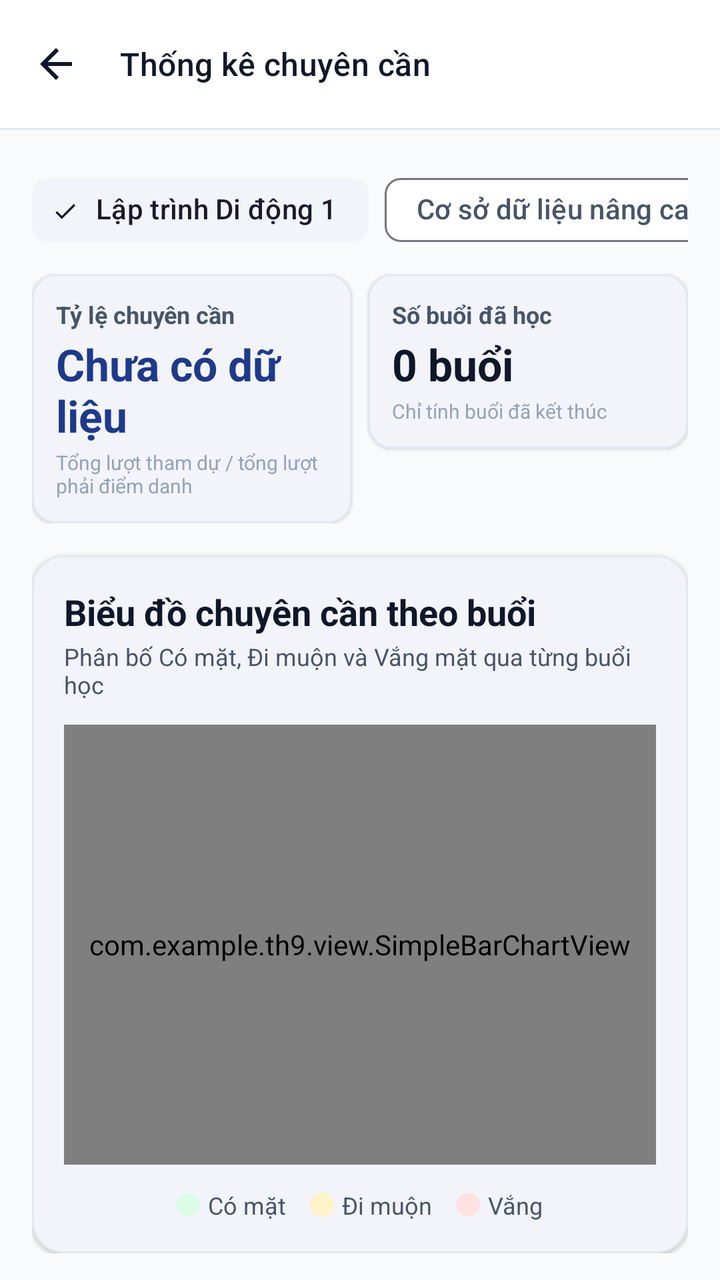
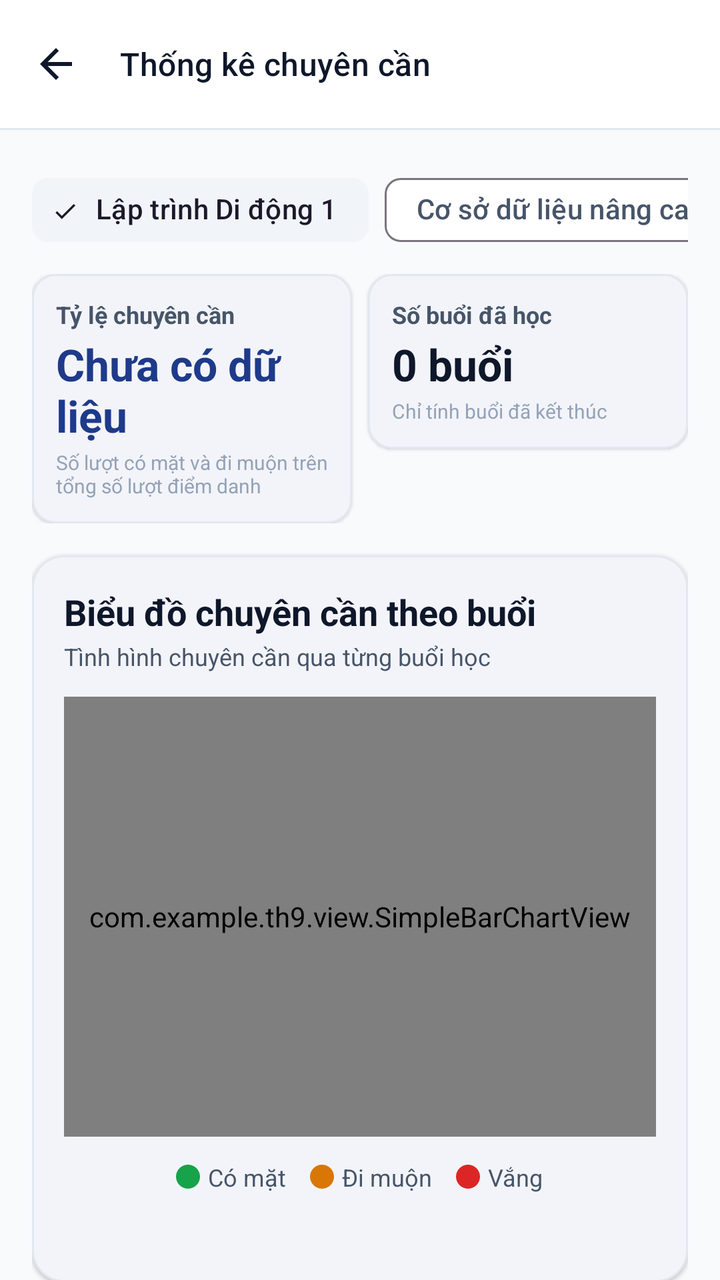

Screens rendered from an Android XML layout before and after an edit, with the pre-edit source and the edit as a unified diff.
<!-- AndroidManifest.xml: application theme Theme.TH9 -->
<!-- res/layout/activity_attendance_stats.xml -->
<?xml version="1.0" encoding="utf-8"?>
<androidx.coordinatorlayout.widget.CoordinatorLayout xmlns:android="http://schemas.android.com/apk/res/android"
    xmlns:app="http://schemas.android.com/apk/res-auto"
    xmlns:tools="http://schemas.android.com/tools"
    android:layout_width="match_parent"
    android:layout_height="match_parent"
    android:background="@color/background">

    <com.google.android.material.appbar.AppBarLayout
        android:layout_width="match_parent"
        android:layout_height="wrap_content"
        android:background="@color/surface"
        app:elevation="0dp">

        <com.google.android.material.appbar.MaterialToolbar
            android:id="@+id/toolbar_stats"
            android:layout_width="match_parent"
            android:layout_height="?attr/actionBarSize"
            app:navigationIcon="@drawable/ic_arrow_back"
            app:title="@string/stats_title"
            app:titleTextAppearance="@style/TextAppearance.Material3.TitleMedium"
            app:titleTextColor="@color/text_primary" />

        <View
            android:layout_width="match_parent"
            android:layout_height="1dp"
            android:background="@color/divider" />
    </com.google.android.material.appbar.AppBarLayout>

    <androidx.core.widget.NestedScrollView
        android:layout_width="match_parent"
        android:layout_height="match_parent"
        android:fillViewport="true"
        app:layout_behavior="@string/appbar_scrolling_view_behavior">

        <LinearLayout
            android:layout_width="match_parent"
            android:layout_height="wrap_content"
            android:orientation="vertical"
            android:padding="@dimen/spacing_lg">

            
            <HorizontalScrollView
                android:layout_width="match_parent"
                android:layout_height="wrap_content"
                android:scrollbars="none">

                <com.google.android.material.chip.ChipGroup
                    android:id="@+id/chip_group_stats_class"
                    android:layout_width="wrap_content"
                    android:layout_height="wrap_content"
                    app:singleSelection="true">

                    <com.google.android.material.chip.Chip
                        android:id="@+id/chip_stats_class1"
                        style="@style/Widget.Material3.Chip.Filter"
                        android:layout_width="wrap_content"
                        android:layout_height="wrap_content"
                        android:checked="true"
                        android:text="Lập trình Di động 1" />

                    <com.google.android.material.chip.Chip
                        android:id="@+id/chip_stats_class2"
                        style="@style/Widget.Material3.Chip.Filter"
                        android:layout_width="wrap_content"
                        android:layout_height="wrap_content"
                        android:text="Cơ sở dữ liệu nâng cao" />
                </com.google.android.material.chip.ChipGroup>
            </HorizontalScrollView>

            
            <LinearLayout
                android:layout_width="match_parent"
                android:layout_height="wrap_content"
                android:layout_marginTop="@dimen/spacing_sm"
                android:orientation="horizontal">

                <com.google.android.material.card.MaterialCardView
                    android:layout_width="0dp"
                    android:layout_height="wrap_content"
                    android:layout_marginEnd="@dimen/spacing_xs"
                    android:layout_weight="1"
                    app:cardCornerRadius="@dimen/corner_md"
                    app:cardElevation="1dp"
                    app:strokeColor="@color/divider"
                    app:strokeWidth="1dp">

                    <LinearLayout
                        android:layout_width="match_parent"
                        android:layout_height="wrap_content"
                        android:orientation="vertical"
                        android:padding="@dimen/spacing_md">

                        <TextView
                            android:layout_width="wrap_content"
                            android:layout_height="wrap_content"
                            android:text="Tỷ lệ chuyên cần"
                            android:textColor="@color/text_secondary"
                            android:textSize="@dimen/text_caption"
                            android:textStyle="bold" />

                        <TextView
                            android:id="@+id/tv_stats_avg_rate"
                            android:layout_width="wrap_content"
                            android:layout_height="wrap_content"
                            android:layout_marginTop="2dp"
                            android:text="Chưa có dữ liệu"
                            android:textColor="@color/primary"
                            android:textSize="22sp"
                            android:textStyle="bold" />

                        <TextView
                            android:layout_width="wrap_content"
                            android:layout_height="wrap_content"
                            android:layout_marginTop="2dp"
                            android:text="Tổng lượt tham dự / tổng lượt phải điểm danh"
                            android:textColor="@color/text_tertiary"
                            android:textSize="10sp" />
                    </LinearLayout>
                </com.google.android.material.card.MaterialCardView>

                <com.google.android.material.card.MaterialCardView
                    android:layout_width="0dp"
                    android:layout_height="wrap_content"
                    android:layout_marginStart="@dimen/spacing_xs"
                    android:layout_weight="1"
                    app:cardCornerRadius="@dimen/corner_md"
                    app:cardElevation="1dp"
                    app:strokeColor="@color/divider"
                    app:strokeWidth="1dp">

                    <LinearLayout
                        android:layout_width="match_parent"
                        android:layout_height="wrap_content"
                        android:orientation="vertical"
                        android:padding="@dimen/spacing_md">

                        <TextView
                            android:layout_width="wrap_content"
                            android:layout_height="wrap_content"
                            android:text="Số buổi đã học"
                            android:textColor="@color/text_secondary"
                            android:textSize="@dimen/text_caption"
                            android:textStyle="bold" />

                        <TextView
                            android:id="@+id/tv_stats_total_sessions"
                            android:layout_width="wrap_content"
                            android:layout_height="wrap_content"
                            android:layout_marginTop="2dp"
                            android:text="0 buổi"
                            android:textColor="@color/text_primary"
                            android:textSize="22sp"
                            android:textStyle="bold" />

                        <TextView
                            android:layout_width="wrap_content"
                            android:layout_height="wrap_content"
                            android:layout_marginTop="2dp"
                            android:text="Chỉ tính buổi đã kết thúc"
                            android:textColor="@color/text_tertiary"
                            android:textSize="10sp" />
                    </LinearLayout>
                </com.google.android.material.card.MaterialCardView>

            </LinearLayout>

            
            <com.google.android.material.card.MaterialCardView
                android:layout_width="match_parent"
                android:layout_height="wrap_content"
                android:layout_marginTop="@dimen/spacing_lg"
                app:cardCornerRadius="@dimen/corner_lg"
                app:cardElevation="1dp"
                app:strokeColor="@color/divider"
                app:strokeWidth="1dp">

                <LinearLayout
                    android:layout_width="match_parent"
                    android:layout_height="wrap_content"
                    android:orientation="vertical"
                    android:padding="@dimen/spacing_lg">

                    <TextView
                        android:layout_width="wrap_content"
                        android:layout_height="wrap_content"
                        android:text="@string/stats_chart_title"
                        android:textColor="@color/text_primary"
                        android:textSize="@dimen/text_title"
                        android:textStyle="bold" />

                    <TextView
                        android:layout_width="wrap_content"
                        android:layout_height="wrap_content"
                        android:layout_marginTop="2dp"
                        android:text="Phân bố Có mặt, Đi muộn và Vắng mặt qua từng buổi học"
                        android:textColor="@color/text_secondary"
                        android:textSize="@dimen/text_caption" />

                    
                    <com.example.th9.view.SimpleBarChartView
                        android:id="@+id/chart_view"
                        android:layout_width="match_parent"
                        android:layout_height="220dp"
                        android:layout_marginTop="@dimen/spacing_md" />

                    
                    <LinearLayout
                        android:layout_width="match_parent"
                        android:layout_height="wrap_content"
                        android:layout_marginTop="@dimen/spacing_md"
                        android:gravity="center"
                        android:orientation="horizontal">

                        
                        <View
                            android:layout_width="12dp"
                            android:layout_height="12dp"
                            android:background="@drawable/bg_badge_present" />

                        <TextView
                            android:layout_width="wrap_content"
                            android:layout_height="wrap_content"
                            android:layout_marginStart="4dp"
                            android:layout_marginEnd="@dimen/spacing_md"
                            android:text="Có mặt"
                            android:textColor="@color/text_secondary"
                            android:textSize="@dimen/text_caption" />

                        
                        <View
                            android:layout_width="12dp"
                            android:layout_height="12dp"
                            android:background="@drawable/bg_badge_late" />

                        <TextView
                            android:layout_width="wrap_content"
                            android:layout_height="wrap_content"
                            android:layout_marginStart="4dp"
                            android:layout_marginEnd="@dimen/spacing_md"
                            android:text="Đi muộn"
                            android:textColor="@color/text_secondary"
                            android:textSize="@dimen/text_caption" />

                        
                        <View
                            android:layout_width="12dp"
                            android:layout_height="12dp"
                            android:background="@drawable/bg_badge_absent" />

                        <TextView
                            android:layout_width="wrap_content"
                            android:layout_height="wrap_content"
                            android:layout_marginStart="4dp"
                            android:text="Vắng"
                            android:textColor="@color/text_secondary"
                            android:textSize="@dimen/text_caption" />
                    </LinearLayout>

                </LinearLayout>
            </com.google.android.material.card.MaterialCardView>

        </LinearLayout>
    </androidx.core.widget.NestedScrollView>

</androidx.coordinatorlayout.widget.CoordinatorLayout>
<!-- resources referenced by this layout -->
<resources>
  <color name="background">#F8FAFC</color>
  <color name="divider">#E2E8F0</color>
  <color name="primary">#1E3A8A</color>
  <color name="surface">#FFFFFF</color>
  <color name="text_primary">#0F172A</color>
  <color name="text_secondary">#475569</color>
  <color name="text_tertiary">#94A3B8</color>
  <dimen name="corner_lg">16dp</dimen>
  <dimen name="corner_md">12dp</dimen>
  <dimen name="spacing_lg">16dp</dimen>
  <dimen name="spacing_md">12dp</dimen>
  <dimen name="spacing_sm">8dp</dimen>
  <dimen name="spacing_xs">4dp</dimen>
  <dimen name="text_caption">12sp</dimen>
  <dimen name="text_title">18sp</dimen>
  <!-- drawable bg_badge_absent (drawable) -->
  <?xml version="1.0" encoding="utf-8"?>
  <shape xmlns:android="http://schemas.android.com/apk/res/android"
      android:shape="rectangle">
      <solid android:color="@color/status_absent_container" />
      <corners android:radius="6dp" />
      <padding
          android:left="8dp"
          android:top="3dp"
          android:right="8dp"
          android:bottom="3dp" />
  </shape>
  <!-- drawable bg_badge_late (drawable) -->
  <?xml version="1.0" encoding="utf-8"?>
  <shape xmlns:android="http://schemas.android.com/apk/res/android"
      android:shape="rectangle">
      <solid android:color="@color/status_late_container" />
      <corners android:radius="6dp" />
      <padding
          android:left="8dp"
          android:top="3dp"
          android:right="8dp"
          android:bottom="3dp" />
  </shape>
  <!-- drawable bg_badge_present (drawable) -->
  <?xml version="1.0" encoding="utf-8"?>
  <shape xmlns:android="http://schemas.android.com/apk/res/android"
      android:shape="rectangle">
      <solid android:color="@color/status_present_container" />
      <corners android:radius="6dp" />
      <padding
          android:left="8dp"
          android:top="3dp"
          android:right="8dp"
          android:bottom="3dp" />
  </shape>
  <!-- drawable ic_arrow_back (drawable) -->
  <vector xmlns:android="http://schemas.android.com/apk/res/android"
      android:width="24dp"
      android:height="24dp"
      android:viewportWidth="24"
      android:viewportHeight="24">
      <path
          android:fillColor="@color/text_primary"
          android:pathData="M20,11H7.83l5.59,-5.59L12,4l-8,8 8,8 1.41,-1.41L7.83,13H20v-2z"/>
  </vector>
  <string name="stats_chart_title">Biểu đồ chuyên cần theo buổi</string>
  <string name="stats_title">Thống kê chuyên cần</string>
  <style name="Theme.TH9" parent="Base.Theme.TH9" />
  <color name="status_absent_container">#FEE2E2</color>
  <color name="status_late_container">#FEF3C7</color>
  <color name="status_present_container">#DCFCE7</color>
  <color name="on_primary">#FFFFFF</color>
  <color name="primary_container">#DBEAFE</color>
  <color name="on_primary_container">#1E3A8A</color>
  <color name="secondary">#475569</color>
  <color name="on_secondary">#FFFFFF</color>
  <color name="secondary_container">#F1F5F9</color>
  <color name="surface_variant">#F1F5F9</color>
  <style name="Widget.App.CardView" parent="Widget.Material3.CardView.Elevated">
          <item name="cardElevation">1dp</item>
          <item name="cardCornerRadius">14dp</item>
          <item name="strokeColor">@color/divider</item>
          <item name="strokeWidth">1dp</item>
          <item name="cardBackgroundColor">@color/surface_card</item>
      </style>
  <color name="surface_card">#FFFFFF</color>
  <!-- unchanged entries left out for length: 1 -->
</resources>

<!-- the commit's change to res/layout/activity_attendance_stats.xml (unified diff, before → after) -->
@@ -113,7 +113,7 @@
                             android:layout_width="wrap_content"
                             android:layout_height="wrap_content"
                             android:layout_marginTop="2dp"
-                            android:text="Tổng lượt tham dự / tổng lượt phải điểm danh"
+                            android:text="Số lượt có mặt và đi muộn trên tổng số lượt điểm danh"
                             android:textColor="@color/text_tertiary"
                             android:textSize="10sp" />
                     </LinearLayout>
@@ -193,7 +193,7 @@
                         android:layout_width="wrap_content"
                         android:layout_height="wrap_content"
                         android:layout_marginTop="2dp"
-                        android:text="Phân bố Có mặt, Đi muộn và Vắng mặt qua từng buổi học"
+                        android:text="Tình hình chuyên cần qua từng buổi học"
                         android:textColor="@color/text_secondary"
                         android:textSize="@dimen/text_caption" />
 
@@ -216,7 +216,7 @@
                         <View
                             android:layout_width="12dp"
                             android:layout_height="12dp"
-                            android:background="@drawable/bg_badge_present" />
+                            android:background="@drawable/bg_chart_legend_present" />
 
                         <TextView
                             android:layout_width="wrap_content"
@@ -231,7 +231,7 @@
                         <View
                             android:layout_width="12dp"
                             android:layout_height="12dp"
-                            android:background="@drawable/bg_badge_late" />
+                            android:background="@drawable/bg_chart_legend_late" />
 
                         <TextView
                             android:layout_width="wrap_content"
@@ -246,7 +246,7 @@
                         <View
                             android:layout_width="12dp"
                             android:layout_height="12dp"
-                            android:background="@drawable/bg_badge_absent" />
+                            android:background="@drawable/bg_chart_legend_absent" />
 
                         <TextView
                             android:layout_width="wrap_content"
@@ -257,9 +257,71 @@
                             android:textSize="@dimen/text_caption" />
                     </LinearLayout>
 
+                    <TextView
+                        android:id="@+id/tv_stats_chart_summary"
+                        android:layout_width="match_parent"
+                        android:layout_height="wrap_content"
+                        android:layout_marginTop="@dimen/spacing_md"
+                        android:textColor="@color/text_secondary"
+                        android:textSize="@dimen/text_caption" />
+
                 </LinearLayout>
             </com.google.android.material.card.MaterialCardView>
 
+            <TextView
+                android:layout_width="match_parent"
+                android:layout_height="wrap_content"
+                android:layout_marginTop="@dimen/spacing_lg"
+                android:text="@string/stats_report_title"
+                android:textColor="@color/text_primary"
+                android:textSize="@dimen/text_title"
+                android:textStyle="bold" />
+
+            <TextView
+                android:id="@+id/tv_stats_report_period"
+                android:layout_width="match_parent"
+                android:layout_height="wrap_content"
+                android:layout_marginTop="4dp"
+                android:textColor="@color/primary"
+                android:textSize="@dimen/text_caption" />
+
+            <TextView
+                android:layout_width="match_parent"
+                android:layout_height="wrap_content"
+                android:layout_marginTop="4dp"
+                android:text="@string/stats_report_legend"
+                android:textColor="@color/text_secondary"
+                android:textSize="@dimen/text_caption" />
+
+            <TextView
+                android:layout_width="match_parent"
+                android:layout_height="wrap_content"
+                android:layout_marginTop="4dp"
+                android:text="@string/stats_report_hint"
+                android:textColor="@color/text_secondary"
+                android:textSize="@dimen/text_caption" />
+
+            <TextView
+                android:layout_width="match_parent"
+                android:layout_height="wrap_content"
+                android:layout_marginTop="4dp"
+                android:text="@string/stats_report_scope"
+                android:textColor="@color/text_secondary"
+                android:textSize="@dimen/text_caption" />
+
+            <LinearLayout
+                android:id="@+id/ll_stats_report_tables"
+                android:layout_width="match_parent"
+                android:layout_height="wrap_content"
+                android:orientation="vertical" />
+
+            <com.google.android.material.button.MaterialButton
+                android:id="@+id/btn_stats_export_excel"
+                android:layout_width="match_parent"
+                android:layout_height="wrap_content"
+                android:layout_marginTop="@dimen/spacing_lg"
+                android:text="@string/stats_report_export" />
+
         </LinearLayout>
     </androidx.core.widget.NestedScrollView>
 
<!-- resource entries referenced after the edit -->
@@ -15,41 +15,23 @@
   <dimen name="spacing_xs">4dp</dimen>
   <dimen name="text_caption">12sp</dimen>
   <dimen name="text_title">18sp</dimen>
-  <!-- drawable bg_badge_absent (drawable) -->
+  <!-- drawable bg_chart_legend_absent (drawable) -->
   <?xml version="1.0" encoding="utf-8"?>
   <shape xmlns:android="http://schemas.android.com/apk/res/android"
-      android:shape="rectangle">
-      <solid android:color="@color/status_absent_container" />
-      <corners android:radius="6dp" />
-      <padding
-          android:left="8dp"
-          android:top="3dp"
-          android:right="8dp"
-          android:bottom="3dp" />
+      android:shape="oval">
+      <solid android:color="@color/status_absent" />
   </shape>
-  <!-- drawable bg_badge_late (drawable) -->
+  <!-- drawable bg_chart_legend_late (drawable) -->
   <?xml version="1.0" encoding="utf-8"?>
   <shape xmlns:android="http://schemas.android.com/apk/res/android"
-      android:shape="rectangle">
-      <solid android:color="@color/status_late_container" />
-      <corners android:radius="6dp" />
-      <padding
-          android:left="8dp"
-          android:top="3dp"
-          android:right="8dp"
-          android:bottom="3dp" />
+      android:shape="oval">
+      <solid android:color="@color/status_late" />
   </shape>
-  <!-- drawable bg_badge_present (drawable) -->
+  <!-- drawable bg_chart_legend_present (drawable) -->
   <?xml version="1.0" encoding="utf-8"?>
   <shape xmlns:android="http://schemas.android.com/apk/res/android"
-      android:shape="rectangle">
-      <solid android:color="@color/status_present_container" />
-      <corners android:radius="6dp" />
-      <padding
-          android:left="8dp"
-          android:top="3dp"
-          android:right="8dp"
-          android:bottom="3dp" />
+      android:shape="oval">
+      <solid android:color="@color/status_present" />
   </shape>
   <!-- drawable ic_arrow_back (drawable) -->
   <vector xmlns:android="http://schemas.android.com/apk/res/android"
@@ -62,11 +44,16 @@
           android:pathData="M20,11H7.83l5.59,-5.59L12,4l-8,8 8,8 1.41,-1.41L7.83,13H20v-2z"/>
   </vector>
   <string name="stats_chart_title">Biểu đồ chuyên cần theo buổi</string>
+  <string name="stats_report_export">Xuất Excel kết quả điểm danh</string>
+  <string name="stats_report_hint">Vuốt ngang xem ngày · Vuốt dọc xem sinh viên</string>
+  <string name="stats_report_legend">x: Có mặt · t: Đi trễ · Trống: Vắng hoặc chưa điểm danh</string>
+  <string name="stats_report_scope">Bao gồm buổi đang mở và đã kết thúc.</string>
+  <string name="stats_report_title">Bảng điểm danh</string>
   <string name="stats_title">Thống kê chuyên cần</string>
   <style name="Theme.TH9" parent="Base.Theme.TH9" />
-  <color name="status_absent_container">#FEE2E2</color>
-  <color name="status_late_container">#FEF3C7</color>
-  <color name="status_present_container">#DCFCE7</color>
+  <color name="status_absent">#DC2626</color>
+  <color name="status_late">#D97706</color>
+  <color name="status_present">#16A34A</color>
   <color name="on_primary">#FFFFFF</color>
   <color name="primary_container">#DBEAFE</color>
   <color name="on_primary_container">#1E3A8A</color>
